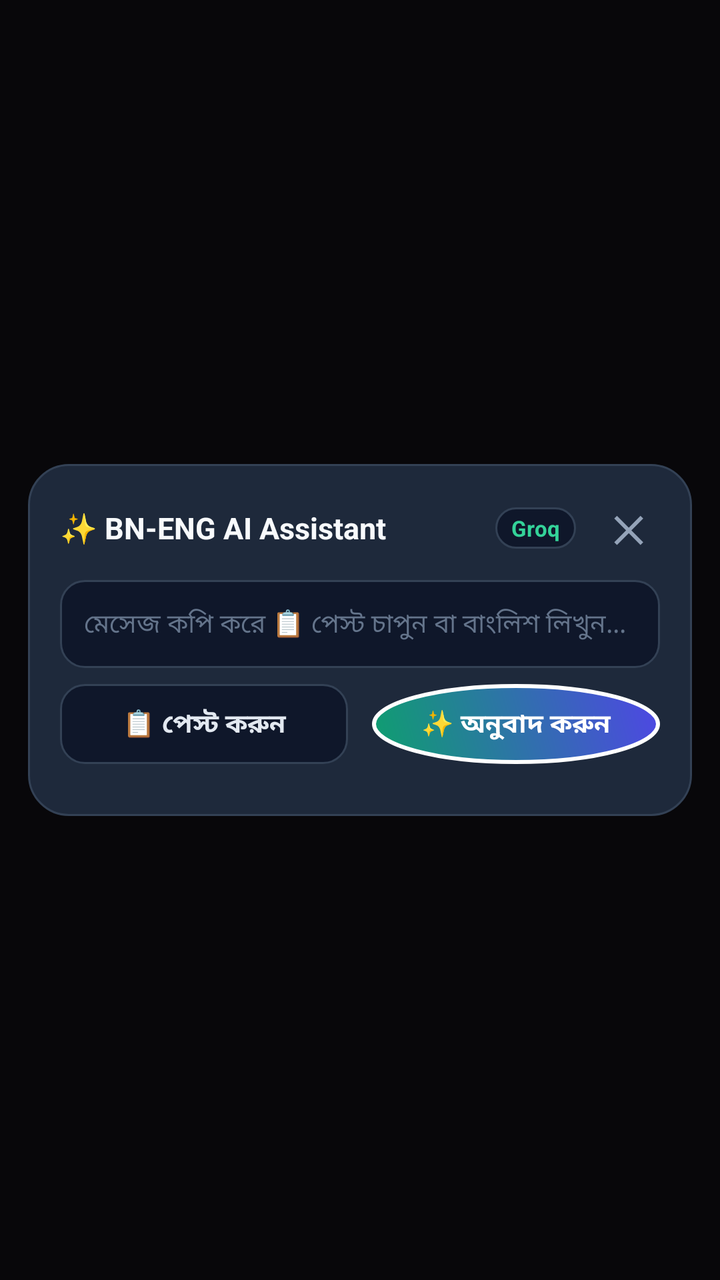
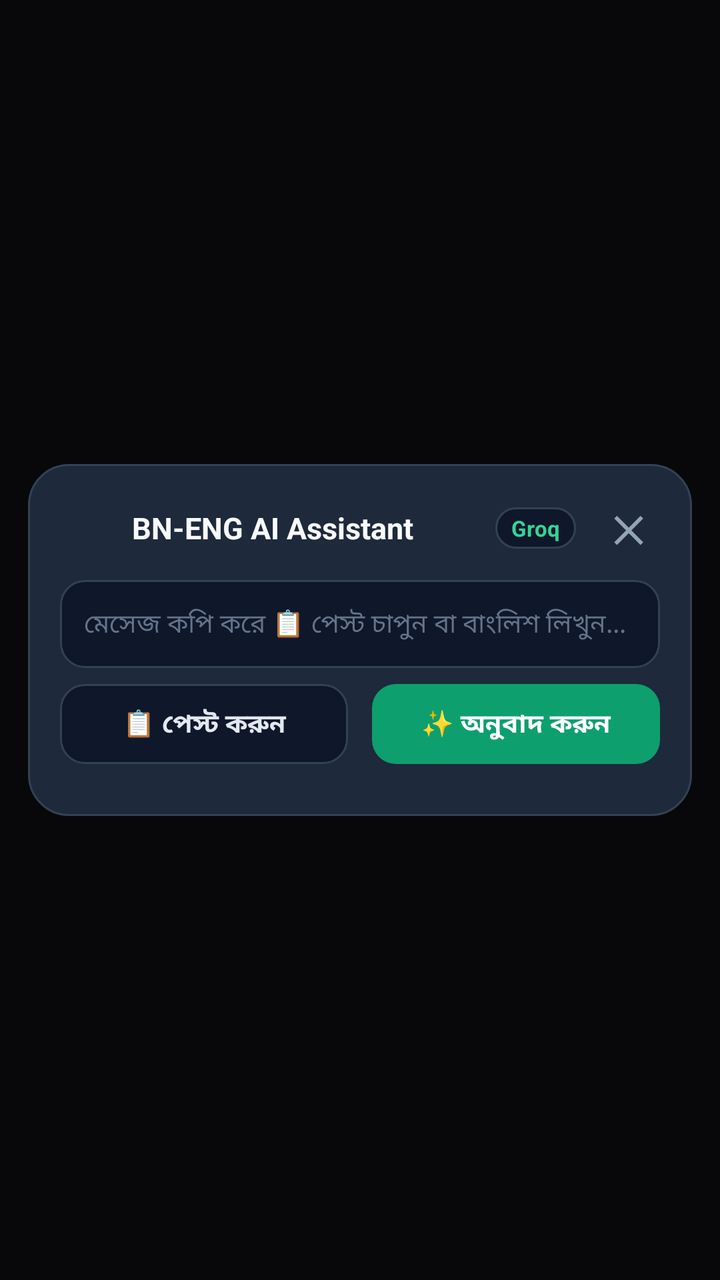

An Android layout rendered at two revisions. The XML below is the earlier revision; the diff shows what the commit changed to produce the second picture.
<!-- AndroidManifest.xml: application theme Theme.BnEngAssistant -->
<!-- res/layout/overlay_translator_sheet.xml -->
<?xml version="1.0" encoding="utf-8"?>
<FrameLayout xmlns:android="http://schemas.android.com/apk/res/android"
    android:id="@+id/overlayBackdrop"
    android:layout_width="match_parent"
    android:layout_height="match_parent"
    android:background="#99000000"
    android:padding="14dp">

    <LinearLayout
        android:id="@+id/overlayCard"
        android:layout_width="match_parent"
        android:layout_height="wrap_content"
        android:layout_gravity="center"
        android:background="@drawable/overlay_card_bg"
        android:clickable="true"
        android:focusable="true"
        android:orientation="vertical"
        android:padding="16dp">

        
        <LinearLayout
            android:layout_width="match_parent"
            android:layout_height="wrap_content"
            android:gravity="center_vertical"
            android:orientation="horizontal"
            android:layout_marginBottom="10dp">

            <TextView
                android:layout_width="0dp"
                android:layout_height="wrap_content"
                android:layout_weight="1"
                android:text="✨ BN-ENG AI Assistant"
                android:textColor="#F8FAFC"
                android:textSize="15sp"
                android:textStyle="bold" />

            <TextView
                android:id="@+id/tvProviderBadge"
                android:layout_width="wrap_content"
                android:layout_height="wrap_content"
                android:layout_marginEnd="10dp"
                android:background="@drawable/overlay_input_bg"
                android:paddingHorizontal="8dp"
                android:paddingVertical="3dp"
                android:text="Groq"
                android:textColor="#34D399"
                android:textSize="11sp"
                android:textStyle="bold" />

            <TextView
                android:id="@+id/btnOverlayClose"
                android:layout_width="32dp"
                android:layout_height="32dp"
                android:gravity="center"
                android:text="✕"
                android:textColor="#94A3B8"
                android:textSize="18sp"
                android:textStyle="bold" />
        </LinearLayout>

        
        <EditText
            android:id="@+id/etOverlayInput"
            android:layout_width="match_parent"
            android:layout_height="wrap_content"
            android:background="@drawable/overlay_input_bg"
            android:hint="মেসেজ কপি করে 📋 পেস্ট চাপুন বা বাংলিশ লিখুন..."
            android:maxLines="3"
            android:minHeight="44dp"
            android:paddingHorizontal="12dp"
            android:paddingVertical="10dp"
            android:textColor="#F8FAFC"
            android:textColorHint="#64748B"
            android:textSize="13sp" />

        
        <LinearLayout
            android:layout_width="match_parent"
            android:layout_height="wrap_content"
            android:layout_marginTop="8dp"
            android:layout_marginBottom="10dp"
            android:orientation="horizontal">

            <TextView
                android:id="@+id/btnOverlayPaste"
                android:layout_width="0dp"
                android:layout_height="40dp"
                android:layout_marginEnd="6dp"
                android:layout_weight="1"
                android:background="@drawable/overlay_input_bg"
                android:clickable="true"
                android:focusable="true"
                android:gravity="center"
                android:text="📋 পেস্ট করুন"
                android:textColor="#E2E8F0"
                android:textSize="13sp"
                android:textStyle="bold" />

            <TextView
                android:id="@+id/btnOverlayTranslate"
                android:layout_width="0dp"
                android:layout_height="40dp"
                android:layout_marginStart="6dp"
                android:layout_weight="1"
                android:background="@drawable/rounded_brand_bg"
                android:clickable="true"
                android:focusable="true"
                android:gravity="center"
                android:text="✨ অনুবাদ করুন"
                android:textColor="#FFFFFF"
                android:textSize="13sp"
                android:textStyle="bold" />
        </LinearLayout>

        
        <LinearLayout
            android:id="@+id/layoutOverlayLoading"
            android:layout_width="match_parent"
            android:layout_height="wrap_content"
            android:gravity="center"
            android:orientation="horizontal"
            android:paddingVertical="16dp"
            android:visibility="gone">

            <ProgressBar
                android:layout_width="24dp"
                android:layout_height="24dp"
                android:indeterminateTint="#10B981" />

            <TextView
                android:layout_width="wrap_content"
                android:layout_height="wrap_content"
                android:layout_marginStart="10dp"
                android:text="AI অনুবাদ তৈরি করছে..."
                android:textColor="#94A3B8"
                android:textSize="13sp" />
        </LinearLayout>

        
        <TextView
            android:id="@+id/tvOverlayError"
            android:layout_width="match_parent"
            android:layout_height="wrap_content"
            android:background="#33EF4444"
            android:padding="10dp"
            android:textColor="#FCA5A5"
            android:textSize="12sp"
            android:visibility="gone" />

        
        <ScrollView
            android:id="@+id/scrollOverlayResult"
            android:layout_width="match_parent"
            android:layout_height="wrap_content"
            android:visibility="gone">

            <LinearLayout
                android:layout_width="match_parent"
                android:layout_height="wrap_content"
                android:orientation="vertical">

                <TextView
                    android:id="@+id/tvOverlayHeaderLabel"
                    android:layout_width="wrap_content"
                    android:layout_height="wrap_content"
                    android:text="বাংলা অর্থ:"
                    android:textColor="#34D399"
                    android:textSize="11sp"
                    android:textStyle="bold" />

                <TextView
                    android:id="@+id/tvOverlayMeaning"
                    android:layout_width="match_parent"
                    android:layout_height="wrap_content"
                    android:layout_marginTop="4dp"
                    android:layout_marginBottom="10dp"
                    android:lineSpacingExtra="2dp"
                    android:textColor="#F8FAFC"
                    android:textSize="14sp" />

                <TextView
                    android:id="@+id/tvOverlayRepliesLabel"
                    android:layout_width="wrap_content"
                    android:layout_height="wrap_content"
                    android:layout_marginBottom="6dp"
                    android:text="যেকোনো রিপ্লাই ট্যাপ করলে কপি ও রিপ্লেস হবে:"
                    android:textColor="#94A3B8"
                    android:textSize="11sp" />

                <TextView
                    android:id="@+id/btnOverlayCasual"
                    android:layout_width="match_parent"
                    android:layout_height="wrap_content"
                    android:layout_marginBottom="6dp"
                    android:background="@drawable/overlay_reply_btn_bg"
                    android:padding="10dp"
                    android:textColor="#F8FAFC"
                    android:textSize="13sp" />

                <TextView
                    android:id="@+id/btnOverlayProfessional"
                    android:layout_width="match_parent"
                    android:layout_height="wrap_content"
                    android:layout_marginBottom="6dp"
                    android:background="@drawable/overlay_reply_btn_bg"
                    android:padding="10dp"
                    android:textColor="#F8FAFC"
                    android:textSize="13sp" />

                <TextView
                    android:id="@+id/btnOverlayPolite"
                    android:layout_width="match_parent"
                    android:layout_height="wrap_content"
                    android:layout_marginBottom="6dp"
                    android:background="@drawable/overlay_reply_btn_bg"
                    android:padding="10dp"
                    android:textColor="#F8FAFC"
                    android:textSize="13sp" />

                <TextView
                    android:id="@+id/btnOverlayConcise"
                    android:layout_width="match_parent"
                    android:layout_height="wrap_content"
                    android:background="@drawable/overlay_reply_btn_bg"
                    android:padding="10dp"
                    android:textColor="#F8FAFC"
                    android:textSize="13sp" />
            </LinearLayout>
        </ScrollView>
    </LinearLayout>
</FrameLayout>
<!-- resources referenced by this layout -->
<resources>
  <!-- drawable overlay_card_bg (drawable) -->
  <?xml version="1.0" encoding="utf-8"?>
  <shape xmlns:android="http://schemas.android.com/apk/res/android"
      android:shape="rectangle">
      <solid android:color="#1E293B" />
      <corners android:radius="20dp" />
      <stroke android:width="1dp" android:color="#334155" />
  </shape>
  <!-- drawable overlay_input_bg (drawable) -->
  <?xml version="1.0" encoding="utf-8"?>
  <shape xmlns:android="http://schemas.android.com/apk/res/android"
      android:shape="rectangle">
      <solid android:color="#0F172A" />
      <corners android:radius="12dp" />
      <stroke android:width="1dp" android:color="#334155" />
  </shape>
  <!-- drawable overlay_reply_btn_bg (drawable) -->
  <?xml version="1.0" encoding="utf-8"?>
  <shape xmlns:android="http://schemas.android.com/apk/res/android"
      android:shape="rectangle">
      <solid android:color="#0F172A" />
      <corners android:radius="12dp" />
      <stroke android:width="1dp" android:color="#0E9F6E" />
  </shape>
  <!-- drawable rounded_brand_bg (drawable) -->
  <?xml version="1.0" encoding="utf-8"?>
  <shape xmlns:android="http://schemas.android.com/apk/res/android"
      android:shape="oval">
      <gradient
          android:startColor="#0E9F6E"
          android:endColor="#4F46E5"
          android:angle="45" />
      <stroke
          android:width="2dp"
          android:color="#FFFFFF" />
  </shape>
  <style name="Theme.BnEngAssistant" parent="Theme.Material3.Dark.NoActionBar">
          <item name="colorPrimary">@color/primary</item>
          <item name="colorSecondary">@color/accent</item>
          <item name="android:statusBarColor">@color/background</item>
          <item name="android:navigationBarColor">@color/background</item>
      </style>
  <color name="primary">#0E9F6E</color>
  <color name="accent">#4F46E5</color>
  <color name="background">#0F172A</color>
</resources>

<!-- the commit's change to res/layout/overlay_translator_sheet.xml (unified diff, before → after) -->
@@ -25,11 +25,19 @@
             android:orientation="horizontal"
             android:layout_marginBottom="10dp">
 
+            <ImageView
+                android:layout_width="28dp"
+                android:layout_height="28dp"
+                android:layout_marginEnd="8dp"
+                android:contentDescription="BN-ENG Logo"
+                android:scaleType="centerCrop"
+                android:src="@mipmap/ic_launcher_round" />
+
             <TextView
                 android:layout_width="0dp"
                 android:layout_height="wrap_content"
                 android:layout_weight="1"
-                android:text="✨ BN-ENG AI Assistant"
+                android:text="BN-ENG AI Assistant"
                 android:textColor="#F8FAFC"
                 android:textSize="15sp"
                 android:textStyle="bold" />
@@ -102,7 +110,7 @@
                 android:layout_height="40dp"
                 android:layout_marginStart="6dp"
                 android:layout_weight="1"
-                android:background="@drawable/rounded_brand_bg"
+                android:background="@drawable/overlay_primary_btn_bg"
                 android:clickable="true"
                 android:focusable="true"
                 android:gravity="center"
<!-- resource entries referenced after the edit -->
@@ -16,6 +16,13 @@
       <corners android:radius="12dp" />
       <stroke android:width="1dp" android:color="#334155" />
   </shape>
+  <!-- drawable overlay_primary_btn_bg (drawable) -->
+  <?xml version="1.0" encoding="utf-8"?>
+  <shape xmlns:android="http://schemas.android.com/apk/res/android"
+      android:shape="rectangle">
+      <solid android:color="#0E9F6E" />
+      <corners android:radius="12dp" />
+  </shape>
   <!-- drawable overlay_reply_btn_bg (drawable) -->
   <?xml version="1.0" encoding="utf-8"?>
   <shape xmlns:android="http://schemas.android.com/apk/res/android"
@@ -24,24 +31,57 @@
       <corners android:radius="12dp" />
       <stroke android:width="1dp" android:color="#0E9F6E" />
   </shape>
-  <!-- drawable rounded_brand_bg (drawable) -->
+  <!-- mipmap ic_launcher_round (mipmap-anydpi-v26) -->
   <?xml version="1.0" encoding="utf-8"?>
-  <shape xmlns:android="http://schemas.android.com/apk/res/android"
-      android:shape="oval">
-      <gradient
-          android:startColor="#0E9F6E"
-          android:endColor="#4F46E5"
-          android:angle="45" />
-      <stroke
-          android:width="2dp"
-          android:color="#FFFFFF" />
-  </shape>
+  <adaptive-icon xmlns:android="http://schemas.android.com/apk/res/android">
+      <background android:drawable="@drawable/ic_launcher_background" />
+      <foreground android:drawable="@drawable/ic_launcher_foreground" />
+  </adaptive-icon>
   <style name="Theme.BnEngAssistant" parent="Theme.Material3.Dark.NoActionBar">
           <item name="colorPrimary">@color/primary</item>
           <item name="colorSecondary">@color/accent</item>
           <item name="android:statusBarColor">@color/background</item>
           <item name="android:navigationBarColor">@color/background</item>
       </style>
+  <!-- drawable ic_launcher_background (drawable) -->
+  <?xml version="1.0" encoding="utf-8"?>
+  <shape xmlns:android="http://schemas.android.com/apk/res/android"
+      android:shape="rectangle">
+      <gradient
+          android:angle="135"
+          android:startColor="#0E9F6E"
+          android:centerColor="#057A55"
+          android:endColor="#4F46E5" />
+  </shape>
+  <!-- drawable ic_launcher_foreground (drawable) -->
+  <?xml version="1.0" encoding="utf-8"?>
+  <vector xmlns:android="http://schemas.android.com/apk/res/android"
+      android:width="108dp"
+      android:height="108dp"
+      android:viewportWidth="108"
+      android:viewportHeight="108">
+  
+      
+      <path
+          android:fillColor="#25FFFFFF"
+          android:pathData="M34,28h40a12,12 0 0,1 12,12v28a12,12 0 0,1 -12,12h-40a12,12 0 0,1 -12,-12v-28a12,12 0 0,1 12,-12z" />
+  
+      
+      <path
+          android:fillColor="#FFFFFF"
+          android:pathData="M38,44h24l-4,-4l2.5,-2.5l8.5,8.5l-8.5,8.5l-2.5,-2.5l4,-4h-24z" />
+  
+      
+      <path
+          android:fillColor="#FFFFFF"
+          android:pathData="M70,64h-24l4,4l-2.5,2.5l-8.5,-8.5l8.5,-8.5l2.5,2.5l-4,4h24z" />
+  
+      
+      <path
+          android:fillColor="#FACC15"
+          android:pathData="M74,32L76,38L82,40L76,42L74,48L72,42L66,40L72,38Z" />
+  
+  </vector>
   <color name="primary">#0E9F6E</color>
   <color name="accent">#4F46E5</color>
   <color name="background">#0F172A</color>
